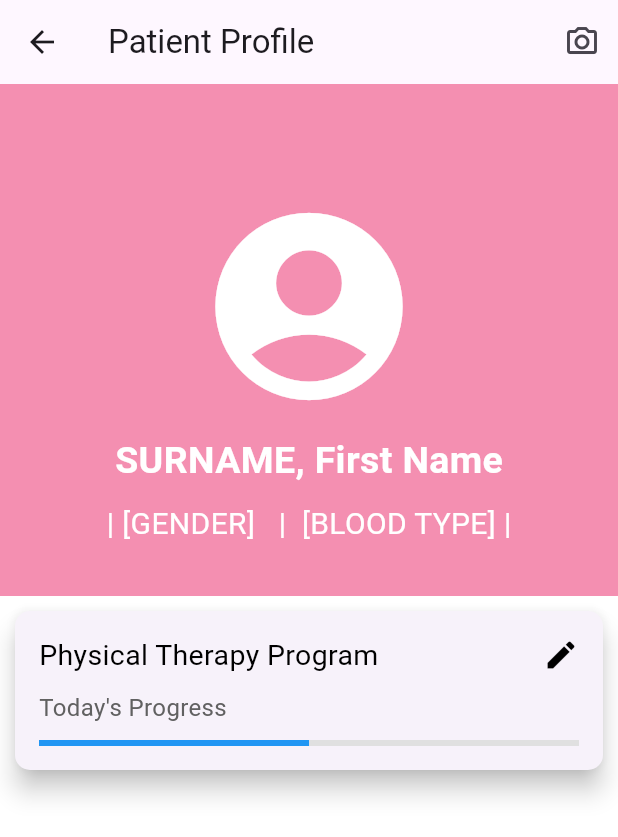
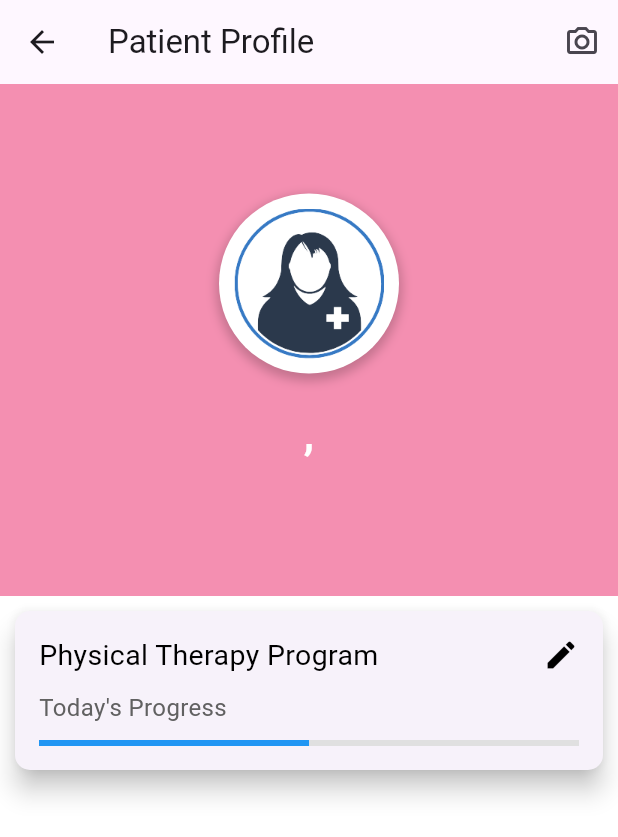
Before and after one commit to CSE396-Group10-2024/PAES-MOBILE-APPLICATION, a Flutter app: the PatientProfile screen opened directly with empty values, on a phone screen of 412 x 824 dp. Shown: the top 837 px of the screen. Run offline on Flutter 3.47's test engine with Material 3 defaults, Android fonts, the phone set to English and light mode, and no system bars; our stand-ins replace flutter_local_notifications; missing offline and left inert: mongo_dart.

Commit message:
ui changes (subjected to change though)

```diff
--- a/lib/patient_information.dart
+++ b/lib/patient_information.dart
@@ -7,44 +7,55 @@ class PatientInfo extends StatelessWidget {
 
   @override
   Widget build(BuildContext context) {
-    return Expanded(
-      child: Column(
-        children: [
-          _icon(),
-          const SizedBox(height: 10),
-          const Row(
-            mainAxisAlignment: MainAxisAlignment.center,
-            children: <Widget>[
-              Text(
-                "SURNAME, First Name",
-                style: TextStyle(
-                    color: Colors.white,
-                    fontSize: 25,
-                    fontWeight: FontWeight.bold),
-              ),
-            ],
+    // Extract patient information and convert to uppercase
+    String surname = (patient['surname'] ?? 'SURNAME').toUpperCase();
+    String firstName = (patient['name'] ?? 'FIRST NAME').toUpperCase();
+    String gender = patient['gender'] ?? 'GENDER';
+
+    return Column(
+      mainAxisAlignment: MainAxisAlignment.center,
+      children: [
+        _icon(gender),
+        const SizedBox(height: 20),
+        Text(
+          "$surname, $firstName",
+          textAlign: TextAlign.center,
+          style: const TextStyle(
+            color: Colors.white,
+            fontSize: 28,
+            fontWeight: FontWeight.bold,
           ),
-          const SizedBox(height: 10),
-          const Row(
-            mainAxisAlignment: MainAxisAlignment.center,
-            children: <Widget>[
-              Text(
-                "| [GENDER]   |  [BLOOD TYPE] |",
-                style: TextStyle(color: Colors.white, fontSize: 20),
-              )
-            ],
-          )
-        ],
-      ),
+        ),
+        const SizedBox(height: 10),
+      ],
     );
   }
 
-  Widget _icon() {
+  Widget _icon(String gender) {
+    String assetPath;
+    if (gender.toLowerCase() == 'male') {
+      assetPath = 'images/male_icon.png';
+    } else {
+      assetPath = 'images/female_icon.png';
+    }
     return Container(
-      child: const Icon(
-        Icons.account_circle,
+      decoration: BoxDecoration(
         color: Colors.white,
-        size: 150,
+        shape: BoxShape.circle,
+        boxShadow: [
+          BoxShadow(
+            color: Colors.black.withOpacity(0.2),
+            spreadRadius: 2,
+            blurRadius: 5,
+            offset: const Offset(0, 3),
+          ),
+        ],
+      ),
+      padding: const EdgeInsets.all(10),
+      child: Image.asset(
+        assetPath,
+        width: 100,
+        height: 100,
       ),
     );
   }
```
